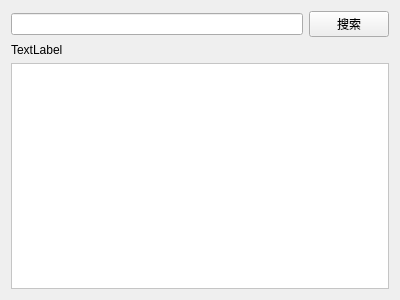
The window that FilmContentSystem_GUI/retrievepage.ui (Manchery/FilmContentSystem) describes before a commit, drawn with Qt 5.
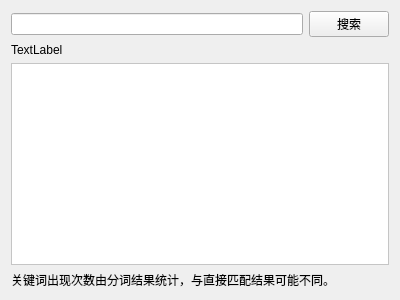
The same window after the commit.

Commit message: Fix bug & Style: add notice text

```diff
--- a/FilmContentSystem_GUI/retrievepage.ui
+++ b/FilmContentSystem_GUI/retrievepage.ui
@@ -49,12 +49,19 @@
         <x>0</x>
         <y>0</y>
         <width>380</width>
-        <height>232</height>
+        <height>214</height>
        </rect>
       </property>
      </widget>
     </widget>
    </item>
+   <item>
+    <widget class="QLabel" name="noticeLabel">
+     <property name="text">
+      <string>关键词出现次数由分词结果统计，与直接匹配结果可能不同。</string>
+     </property>
+    </widget>
+   </item>
   </layout>
  </widget>
  <resources/>
```
The commit also changes 3 other files.
